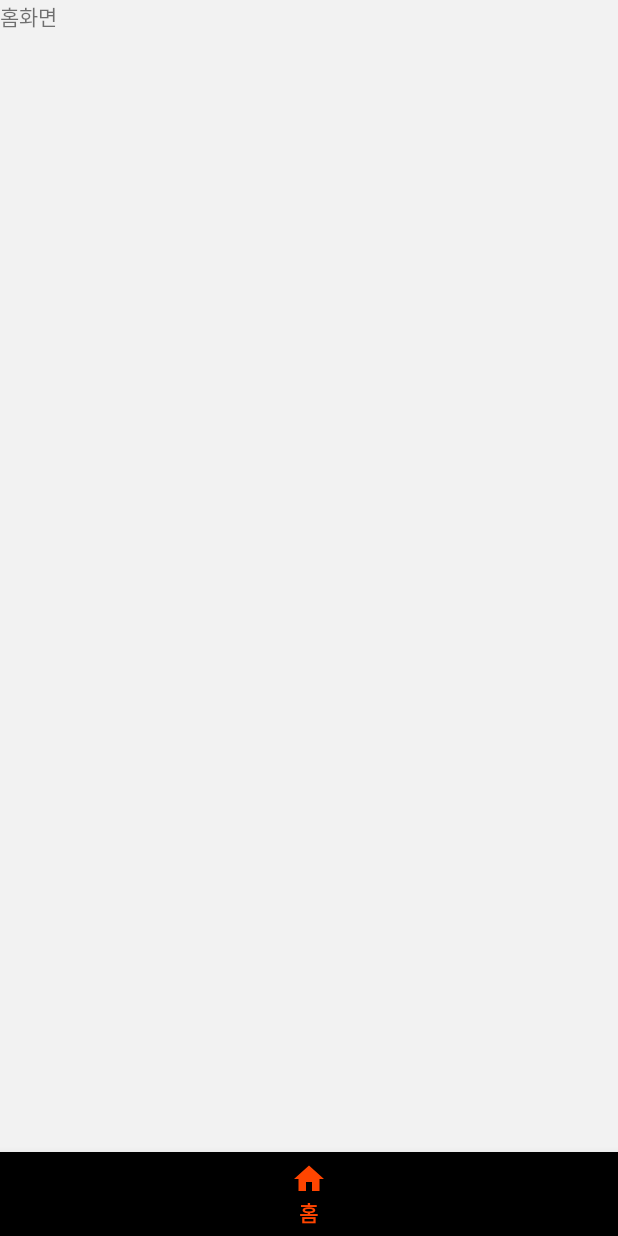
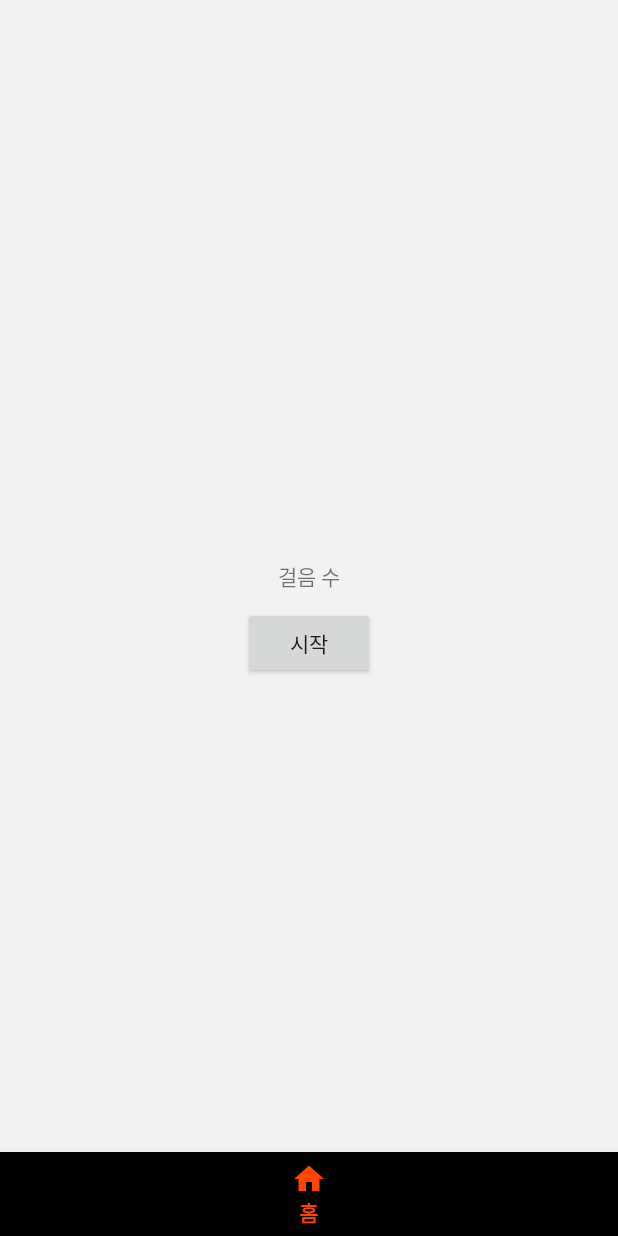
Before and after one commit to SuminJeon/NagaraGuel, an Android app: the HomeFragment screen opened directly, with no data from a screen before it, on a phone screen of 412 x 824 dp. Run offline under Robolectric (Android 15) with nearby library versions, the phone set to English and light mode, and no system bars; libraries missing offline, so code that uses them is left out: org.jetbrains.anko.

Commit message:
걸음 수 측정 기능 구현(with button)

```diff
--- a/app/build.gradle
+++ b/app/build.gradle
@@ -56,4 +56,7 @@ dependencies {
     //하단 네비게이션
     implementation 'com.google.android.material:material:1.0.0'
     implementation 'com.android.support:design:29.0.0-beta01'
+
+    // anko library
+    implementation"org.jetbrains.anko:anko:0.10.8"
 }
--- a/app/src/main/AndroidManifest.xml
+++ b/app/src/main/AndroidManifest.xml
@@ -20,6 +20,12 @@
                 <category android:name="android.intent.category.LAUNCHER" />
             </intent-filter>
         </activity>
+
+        <service android:name=".StepCheckService" android:enabled="true">
+            <intent-filter>
+                <action android:name="app.manbo.Service"/>
+            </intent-filter>
+        </service>
     </application>
 
 </manifest>
--- a/app/src/main/java/com/sopt25/hackerthon/nagaraguel/ui/bottom_nav/HomeFragment.kt
+++ b/app/src/main/java/com/sopt25/hackerthon/nagaraguel/ui/bottom_nav/HomeFragment.kt
@@ -1,22 +1,83 @@
 package com.sopt25.hackerthon.nagaraguel.ui.bottom_nav
 
+import android.content.BroadcastReceiver
+import android.content.Context
+import android.content.Intent
+import android.content.IntentFilter
 import android.net.Uri
 import android.os.Bundle
+import android.util.Log
 import androidx.fragment.app.Fragment
 import android.view.LayoutInflater
 import android.view.View
 import android.view.ViewGroup
+import android.widget.TextView
 
 import com.sopt25.hackerthon.nagaraguel.R
+import com.sopt25.hackerthon.nagaraguel.StepCheckService
+import kotlinx.android.synthetic.main.fragment_home.*
+import org.jetbrains.anko.support.v4.toast
 
 
+// PlayingReceiver에서 사용
+lateinit var serviceData: String
+lateinit var txtCount: TextView
+
 class HomeFragment : Fragment() {
+
+    lateinit var manboService: Intent
+    lateinit var receiver: BroadcastReceiver
+
+    var flag: Boolean = true
+
     override fun onCreateView(inflater: LayoutInflater, container: ViewGroup?, savedInstanceState: Bundle?): View? {
-        return inflater.inflate(R.layout.fragment_home, container, false)
+
+        var v: View = inflater.inflate(R.layout.fragment_home, container, false)
+
+        txtCount = v.findViewById(R.id.tv_walkingCount)
+        return v
+
+
     }
 
     override fun onActivityCreated(savedInstanceState: Bundle?) {
         super.onActivityCreated(savedInstanceState)
+
+        manboService = Intent(activity, StepCheckService::class.java)
+        receiver = PlayingReceiver()
+
+        btn_start.setOnClickListener {
+            if (flag) {
+                try {
+                    var mainFilter: IntentFilter = IntentFilter("manbo")
+                    activity?.registerReceiver(receiver, mainFilter)
+                    activity?.startService(manboService)
+
+                } catch (e: Exception) {
+                    Log.i("error", "error")
+                    toast("에러")
+                }
+            } else {
+                btn_start.text = "Go!!"
+                try {
+                    activity?.unregisterReceiver(receiver)
+                    activity?.stopService(manboService)
+                } catch (e: Exception) {
+                    Log.i("error", "error")
+                    toast("에러")
+                }
+            }
+
+            flag = !flag
+        }
+    }
+
+    class PlayingReceiver: BroadcastReceiver(){
+        override fun onReceive(p0: Context?, p1: Intent?) {
+            Log.i("PlayingReceiver", "IN")
+            serviceData = p1!!.getStringExtra("stepService")
+            txtCount.text = serviceData
+        }
     }
 
 }
--- a/app/src/main/res/layout/fragment_home.xml
+++ b/app/src/main/res/layout/fragment_home.xml
@@ -1,13 +1,29 @@
 <?xml version="1.0" encoding="utf-8"?>
-<FrameLayout xmlns:android="http://schemas.android.com/apk/res/android"
+<androidx.constraintlayout.widget.ConstraintLayout xmlns:android="http://schemas.android.com/apk/res/android"
     xmlns:tools="http://schemas.android.com/tools"
     android:layout_width="match_parent"
     android:layout_height="match_parent"
+    xmlns:app="http://schemas.android.com/apk/res-auto"
     tools:context=".ui.bottom_nav.HomeFragment">
 
     <TextView
-        android:layout_width="match_parent"
-        android:layout_height="match_parent"
-        android:text="홈화면" />
+        android:id="@+id/tv_walkingCount"
+        android:layout_width="wrap_content"
+        android:layout_height="wrap_content"
+        android:text="걸음 수"
+        app:layout_constraintBottom_toBottomOf="parent"
+        app:layout_constraintLeft_toLeftOf="parent"
+        app:layout_constraintRight_toRightOf="parent"
+        app:layout_constraintTop_toTopOf="parent" />
 
-</FrameLayout>
+    <Button
+        android:layout_width="wrap_content"
+        android:layout_height="wrap_content"
+        android:text="시작"
+        app:layout_constraintTop_toBottomOf="@+id/tv_walkingCount"
+        app:layout_constraintStart_toStartOf="parent"
+        app:layout_constraintEnd_toEndOf="parent"
+        android:layout_marginTop="10dp"
+        android:id="@+id/btn_start"/>
+
+</androidx.constraintlayout.widget.ConstraintLayout>
```
Also changed, not shown: app/src/main/java/com/sopt25/hackerthon/nagaraguel/StepCheckService.kt (added, +121 -0 lines).
